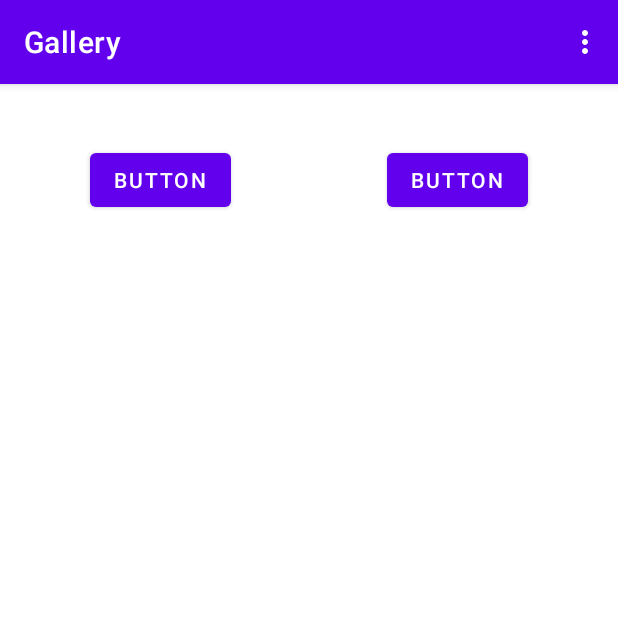
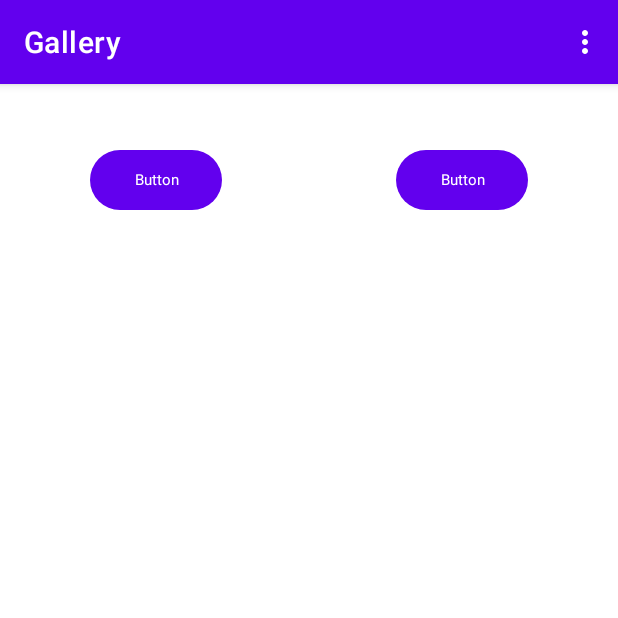
Before and after one commit to MairaFakhar/Gallery, an Android app: the screen it shows after launch (MainActivity), on a phone screen of 412 x 824 dp, the top half of it. Run offline under Robolectric (Android 15) with nearby library versions, the phone set to English and light mode, and no system bars.

Commit message:
Material Theme
Starting to migrate to Material3 Ui

```diff
--- a/app/src/main/res/layout/activity_main.xml
+++ b/app/src/main/res/layout/activity_main.xml
@@ -13,6 +13,7 @@
         android:layout_marginStart="60dp"
         android:layout_marginTop="40dp"
         android:text="Button"
+        style="@style/Widget.Material3.Button"
         app:layout_constraintStart_toStartOf="parent"
         app:layout_constraintTop_toTopOf="parent" />
 
@@ -23,6 +24,7 @@
         android:layout_marginTop="40dp"
         android:layout_marginEnd="60dp"
         android:text="Button"
+        style="@style/Widget.Material3.Button"
         app:layout_constraintEnd_toEndOf="parent"
         app:layout_constraintTop_toTopOf="parent" />
 
```
